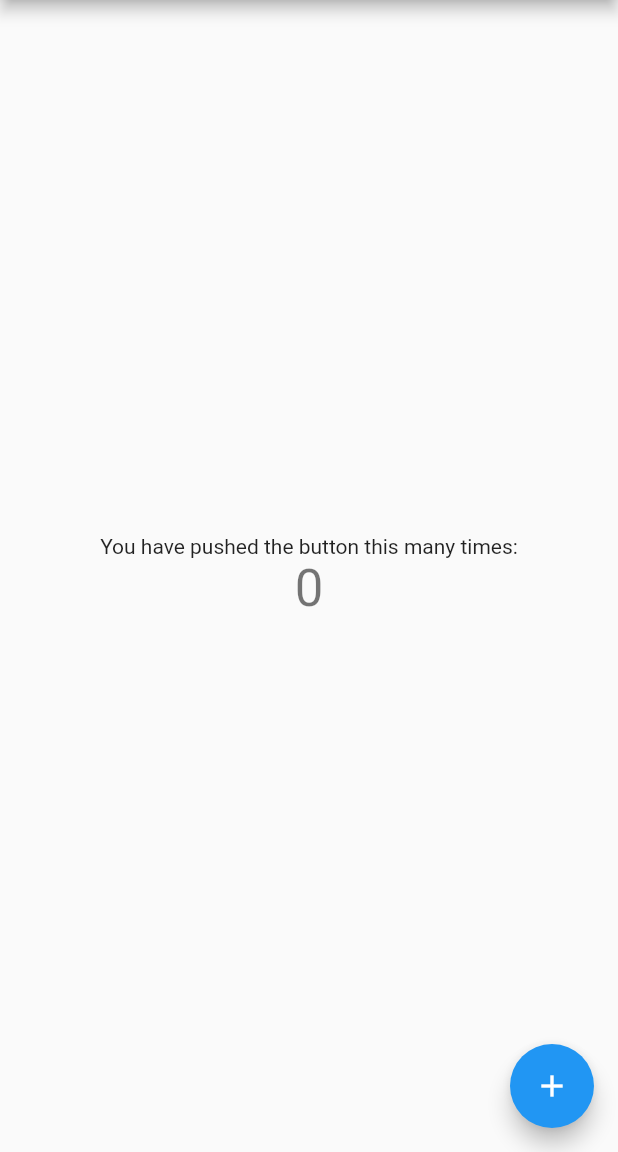
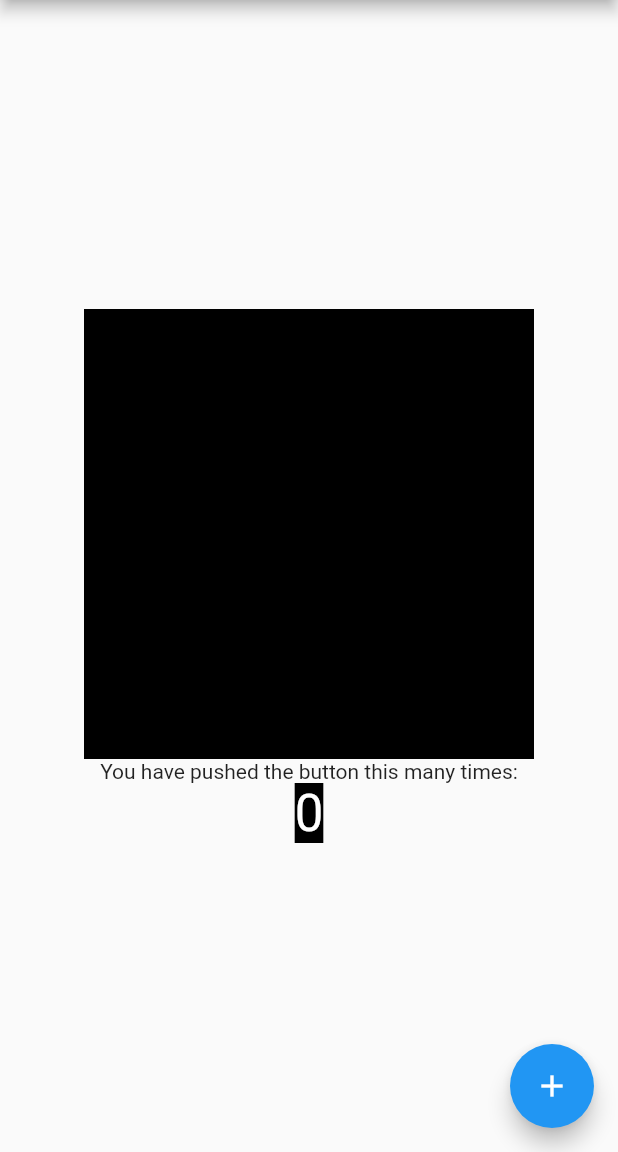
Before and after one commit to VandyApps/flutter-fall-2018, a Flutter app: the screen it shows after launch, on a phone screen of 412 x 824 dp, the part 84-1236 px from its top. Run offline on Flutter 3.47's test engine with Material 2 defaults, Android fonts, the phone set to English and light mode, and no system bars.

Commit message:
Session 2

```diff
--- a/vandy_apps_flutter_tutorial/lib/main.dart
+++ b/vandy_apps_flutter_tutorial/lib/main.dart
@@ -1,3 +1,5 @@
+import 'dart:async';
+
 import 'package:flutter/material.dart';
 
 void main() => runApp(new MyApp());
@@ -89,12 +91,18 @@ class _MyHomePageState extends State<MyHomePage> {
           // horizontal).
           mainAxisAlignment: MainAxisAlignment.center,
           children: <Widget>[
+            ColorChangerTimer(),
             new Text(
               'You have pushed the button this many times:',
             ),
-            new Text(
-              '$_counter',
-              style: Theme.of(context).textTheme.display1,
+            ColorChanger(
+              num: _counter,
+              child: new Text(
+                '$_counter',
+                style: Theme.of(context).textTheme.display1.apply(
+                      color: _counter % 2 == 0 ? Colors.white : Colors.black,
+                    ),
+              ),
             ),
           ],
         ),
@@ -107,3 +115,66 @@ class _MyHomePageState extends State<MyHomePage> {
     );
   }
 }
+
+class ColorChanger extends StatelessWidget {
+  ColorChanger({
+    Key key,
+    @required this.num,
+    @required this.child,
+  }) : super(key: key);
+
+  final int num;
+  final Widget child;
+
+  @override
+  Widget build(BuildContext context) {
+    return Container(
+      color: num % 2 == 0 ? Colors.black : Colors.amberAccent,
+      child: child,
+    );
+  }
+}
+
+class ColorChangerTimer extends StatefulWidget {
+  @override
+  _ColorChangerTimerState createState() => _ColorChangerTimerState();
+}
+
+class _ColorChangerTimerState extends State<ColorChangerTimer>
+    with SingleTickerProviderStateMixin {
+  Timer _timer;
+  Color _color;
+  AnimationController _animationController;
+  Animation<double> _animation;
+
+  @override
+  void initState() {
+    super.initState();
+    _animationController =
+        AnimationController(duration: Duration(seconds: 4), vsync: this)
+          ..addListener(() => setState(() {}));
+    _animation =
+        CurvedAnimation(parent: _animationController, curve: Curves.easeInOut);
+
+    _color = Colors.purple;
+
+    _timer = Timer.periodic(
+        Duration(seconds: 2),
+        (timer) => setState(() {
+              _color = _color == Colors.purple ? Colors.black : Colors.purple;
+            }));
+    _animationController.forward();
+  }
+
+  @override
+  Widget build(BuildContext context) {
+    return SizedBox(
+      width: 300.0 * _animation.value,
+      height: 300.0 * _animation.value,
+      child: AnimatedContainer(
+        duration: Duration(milliseconds: 500),
+        color: _color,
+      ),
+    );
+  }
+}
```
